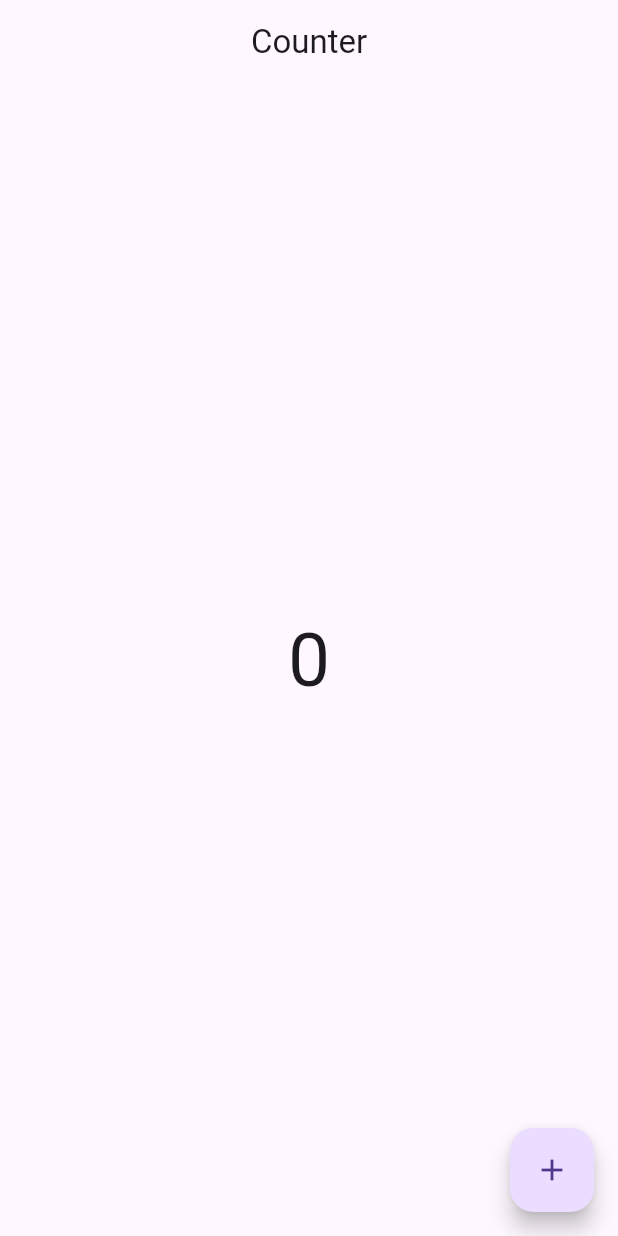
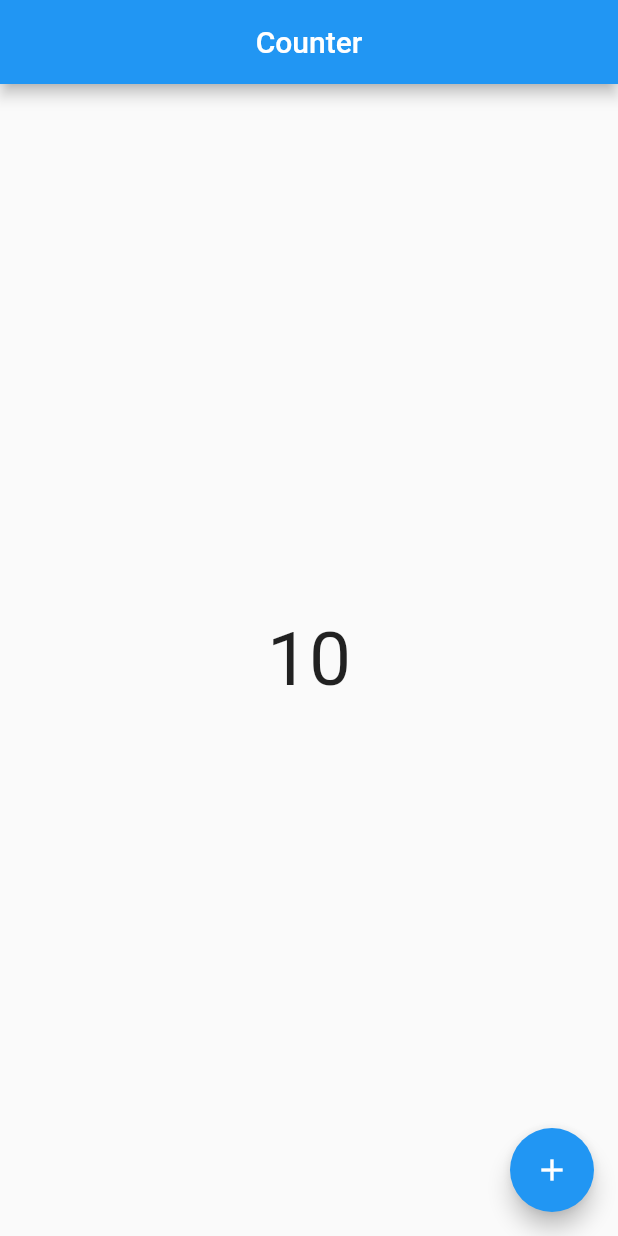
Before and after one commit to numanarif990/State_management, a Flutter app: the screen it shows after launch, after a tap on the "add" icon, on a phone screen of 412 x 824 dp. Run offline on Flutter 3.47's test engine with Material 3 defaults, Android fonts, the phone set to English and light mode, and no system bars.

Commit message:
single provider with example of counter

```diff
--- a/lib/main.dart
+++ b/lib/main.dart
@@ -13,10 +13,11 @@ class MyApp extends StatelessWidget {
   @override
   Widget build(BuildContext context) {
     return ChangeNotifierProvider(
-      create: (context) => ProviderCounter(),
+      create: (_) => ProviderCounter(),
       child: MaterialApp(
-        title: 'State Management Example',
+        debugShowCheckedModeBanner: false,
         theme: ThemeData(
+          useMaterial3: false,
           primarySwatch: Colors.blue,
         ),
         home: const CountExample(),
--- a/lib/providers/provider_counter.dart
+++ b/lib/providers/provider_counter.dart
@@ -1,4 +1,10 @@
 import 'package:flutter/foundation.dart';
 class ProviderCounter with ChangeNotifier{
+int _count = 0;
+int get count => _count;
+void setCount(){
+  _count++;
+  notifyListeners();
+}
 
 }
--- a/lib/screens/count_example.dart
+++ b/lib/screens/count_example.dart
@@ -1,4 +1,9 @@
+import 'dart:async';
+
 import 'package:flutter/material.dart';
+import 'package:provider/provider.dart';
+import 'package:state_management/providers/provider_counter.dart';
+
 class CountExample extends StatefulWidget {
   const CountExample({super.key});
 
@@ -8,19 +13,41 @@ class CountExample extends StatefulWidget {
 
 class _CountExampleState extends State<CountExample> {
   @override
+  void initState() {
+    // TODO: implement initState
+    super.initState();
+    final countProvider = Provider.of<ProviderCounter>(context, listen: false);
+    Timer.periodic( Duration(seconds: 1), (timer){
+      countProvider.setCount();
+    });
+  }
+  @override
   Widget build(BuildContext context) {
+    final countProvider = Provider.of<ProviderCounter>(context, listen: false);
+    print("build");
     return Scaffold(
+
       appBar: AppBar(
         title: const Text("Counter"),
         centerTitle: true,
       ),
-      body: const Column(mainAxisAlignment: MainAxisAlignment.center,
+      body: Column(
+        mainAxisAlignment: MainAxisAlignment.center,
         children: [
-          Center(child: Text("0",style: TextStyle(fontSize: 50),))
+          Center(
+
+              child: Consumer<ProviderCounter>(builder: (context, value, child){
+                print("Consumer");
+                return Text(value.count.toString(), style: const TextStyle(fontSize: 50),);
+              } )
+          )
         ],
       ),
       floatingActionButton: FloatingActionButton(
-          onPressed: (){},
+        onPressed: () {
+          countProvider.setCount();
+
+        },
         child: const Icon(Icons.add),
       ),
     );
```
